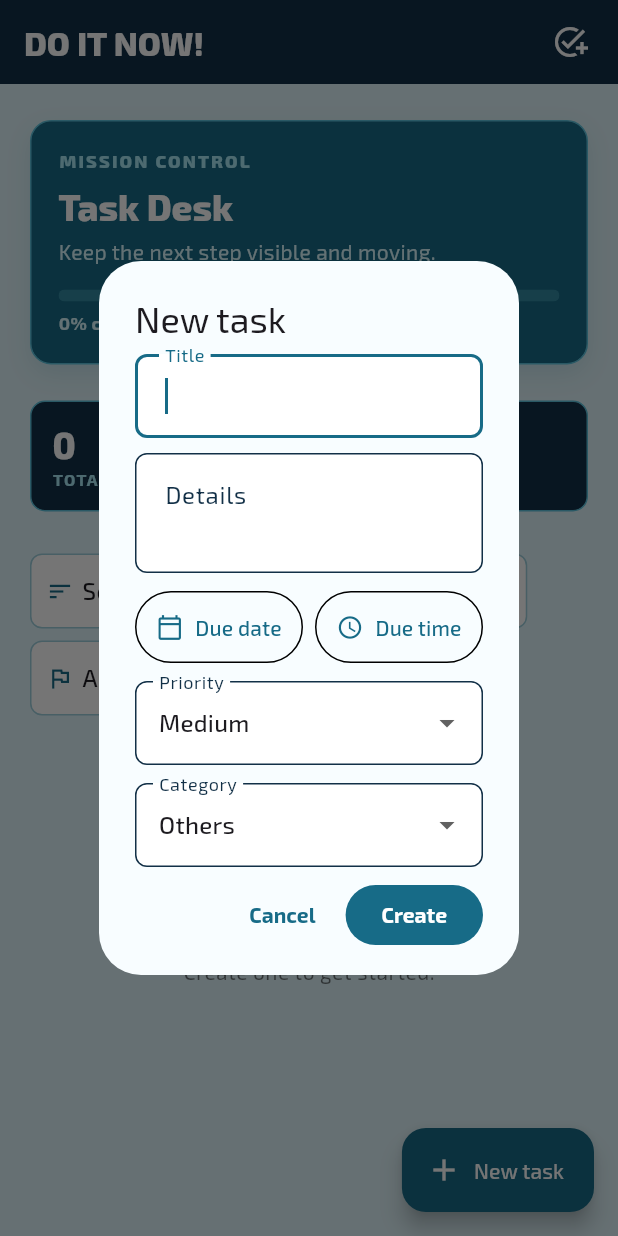
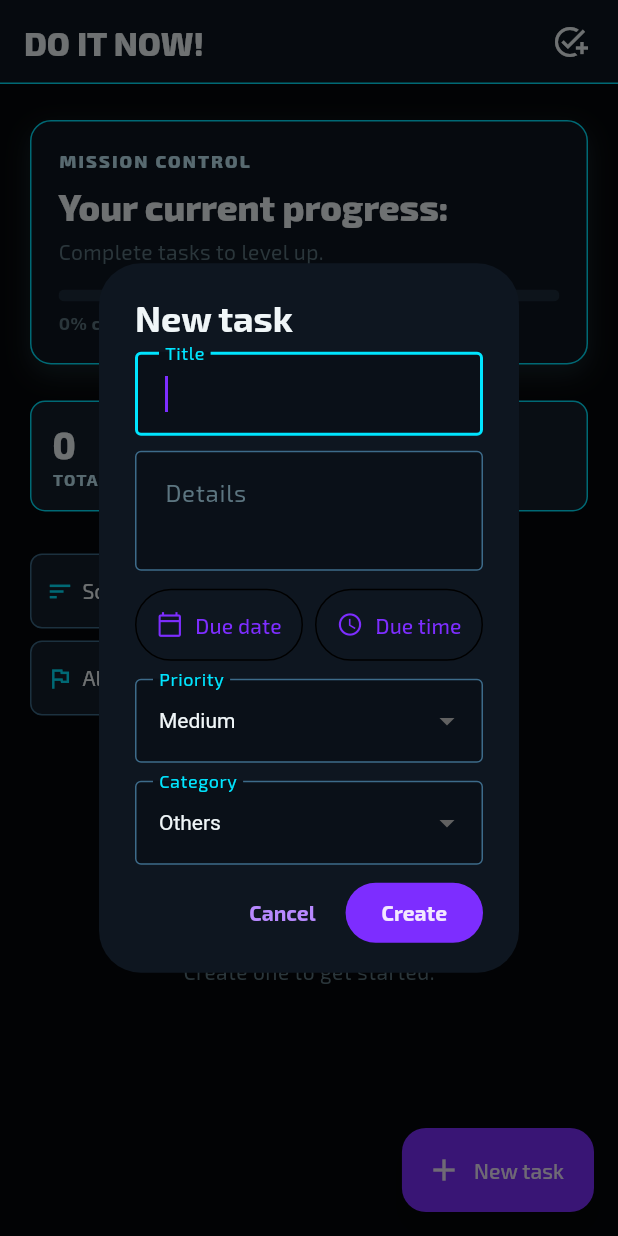
Before and after one commit to eusefkarl/cmsc128-Lab1_CRUD_Blancada, a Flutter app: the TaskHomePage screen opened directly, after a tap on the "add task" icon, on a phone screen of 412 x 824 dp. Run offline on Flutter 3.47's test engine with Material 3 defaults, Android fonts, the phone set to English and light mode, and no system bars; our stand-ins replace cloud_firestore, firebase_auth, firebase_core, google_fonts; accounts and stored records are empty; network calls fail; statements that could not run were skipped.

Commit message:
refactor: ui colors and game status window theme redesign and implementation

```diff
--- a/do_it_now/lib/screens/task_home_page.dart
+++ b/do_it_now/lib/screens/task_home_page.dart
@@ -180,7 +180,7 @@ class _TaskHomePageState extends State<TaskHomePage> {
         title: Text(
           'DO IT NOW!',
           style: GoogleFonts.exo2(
-            color: Colors.white,
+            color: const Color(0xFFF0F6F8),
             fontSize: 22,
             fontWeight: FontWeight.w800,
           ),
@@ -198,8 +198,8 @@ class _TaskHomePageState extends State<TaskHomePage> {
         onPressed: () => _openTaskForm(),
         icon: const Icon(Icons.add),
         label: const Text('New task'),
-        backgroundColor: const Color(0xFF176B87),
-        foregroundColor: Colors.white,
+        backgroundColor: const Color(0xFF7D2DFF),
+        foregroundColor: const Color(0xFFF3E8FF),
       ),
       body: StreamBuilder<List<Task>>(
         stream: _repository.watchTasks(),
@@ -229,9 +229,9 @@ class _TaskHomePageState extends State<TaskHomePage> {
               Container(
                 padding: const EdgeInsets.all(18),
                 decoration: BoxDecoration(
-                  color: const Color(0xFF176B87),
+                  color: const Color(0xFF0E1620),
                   borderRadius: BorderRadius.circular(14),
-                  border: Border.all(color: const Color(0xFF5CC3DD)),
+                  border: Border.all(color: const Color(0xFF00E5FF)),
                   boxShadow: const [
                     BoxShadow(
                       color: Color(0x335A9FB4),
@@ -246,24 +246,24 @@ class _TaskHomePageState extends State<TaskHomePage> {
                     Text(
                       'MISSION CONTROL',
                       style: Theme.of(context).textTheme.labelMedium?.copyWith(
-                        color: const Color(0xFFA8E7F4),
+                        color: const Color(0xFFBFE6F5),
                         fontWeight: FontWeight.w800,
                         letterSpacing: 1.4,
                       ),
                     ),
                     const SizedBox(height: 6),
                     Text(
-                      'Task Desk',
+                      'Your current progress:',
                       style: Theme.of(context).textTheme.headlineSmall
                           ?.copyWith(
-                            color: Colors.white,
+                            color: const Color(0xFFF0F6F8),
                             fontWeight: FontWeight.w800,
                           ),
                     ),
                     const SizedBox(height: 4),
                     const Text(
-                      'Keep the next step visible and moving.',
-                      style: TextStyle(color: Color(0xFFD7F6FC)),
+                      'Complete tasks to level up.',
+                      style: TextStyle(color: Color(0xFF5C7580)),
                     ),
                     const SizedBox(height: 16),
                     ClipRRect(
@@ -271,9 +271,9 @@ class _TaskHomePageState extends State<TaskHomePage> {
                       child: LinearProgressIndicator(
                         value: completionRatio,
                         minHeight: 8,
-                        backgroundColor: const Color(0x556BC5D8),
+                        backgroundColor: const Color(0xFF1C2B3A),
                         valueColor: const AlwaysStoppedAnimation<Color>(
-                          Color(0xFFA8E7F4),
+                          Color(0xFF00E5FF),
                         ),
                       ),
                     ),
@@ -281,7 +281,7 @@ class _TaskHomePageState extends State<TaskHomePage> {
                     Text(
                       '${(completionRatio * 100).round()}% complete',
                       style: const TextStyle(
-                        color: Color(0xFFD7F6FC),
+                        color: Color(0xFF5C7580),
                         fontSize: 12,
                         fontWeight: FontWeight.w700,
                       ),
@@ -312,6 +312,9 @@ class _TaskHomePageState extends State<TaskHomePage> {
                     child: DropdownButtonHideUnderline(
                       child: DropdownButton<TaskSortOption>(
                         value: _sortOption,
+                        style: GoogleFonts.exo2(color: const Color(0xFFF0F6F8)),
+                        dropdownColor: const Color(0xFF0E1620),
+                        iconEnabledColor: const Color(0xFF5C7580),
                         onChanged: (value) {
                           if (value != null) {
                             setState(() => _sortOption = value);
@@ -333,6 +336,9 @@ class _TaskHomePageState extends State<TaskHomePage> {
                     child: DropdownButtonHideUnderline(
                       child: DropdownButton<String>(
                         value: _categoryFilter?.name ?? 'all',
+                        style: GoogleFonts.exo2(color: const Color(0xFFF0F6F8)),
+                        dropdownColor: const Color(0xFF0E1620),
+                        iconEnabledColor: const Color(0xFF5C7580),
                         onChanged: (value) => setState(
                           () =>
                               _categoryFilter = value == null || value == 'all'
@@ -359,6 +365,9 @@ class _TaskHomePageState extends State<TaskHomePage> {
                     child: DropdownButtonHideUnderline(
                       child: DropdownButton<String>(
                         value: _priorityFilter?.name ?? 'all',
+                        style: GoogleFonts.exo2(color: const Color(0xFFF0F6F8)),
+                        dropdownColor: const Color(0xFF0E1620),
+                        iconEnabledColor: const Color(0xFF5C7580),
                         onChanged: (value) => setState(
                           () =>
                               _priorityFilter = value == null || value == 'all'
@@ -412,14 +421,14 @@ class _TaskHomePageState extends State<TaskHomePage> {
       Container(
         padding: const EdgeInsets.only(left: 10, right: 6),
         decoration: BoxDecoration(
-          color: Colors.white,
+          color: const Color(0xFF131E2B),
           borderRadius: BorderRadius.circular(8),
-          border: Border.all(color: const Color(0xFF9CCEDC)),
+          border: Border.all(color: const Color(0xFF3D6B8A)),
         ),
         child: Row(
           mainAxisSize: MainAxisSize.min,
           children: [
-            Icon(icon, size: 18, color: const Color(0xFF176B87)),
+            Icon(icon, size: 18, color: const Color(0xFF00E5FF)),
             const SizedBox(width: 6),
             child,
           ],
--- a/do_it_now/lib/widgets/empty_state.dart
+++ b/do_it_now/lib/widgets/empty_state.dart
@@ -9,16 +9,18 @@ class EmptyState extends StatelessWidget {
       padding: const EdgeInsets.symmetric(vertical: 60),
       child: Column(
         children: [
-          Icon(
-            Icons.inbox_outlined,
-            size: 48,
-            color: Theme.of(context).colorScheme.primary,
+          const Icon(Icons.inbox_outlined, size: 48, color: Color(0xFF00E5FF)),
+          const SizedBox(height: 12),
+          const Text(
+            'No tasks yet',
+            style: TextStyle(
+              color: Color(0xFFF0F6F8),
+              fontWeight: FontWeight.w700,
+            ),
           ),
-          const SizedBox(height: 12),
-          const Text('No tasks yet'),
           const Text(
             'Create one to get started.',
-            style: TextStyle(color: Colors.black54),
+            style: TextStyle(color: Color(0xFF5C7580)),
           ),
         ],
       ),
--- a/do_it_now/lib/widgets/stat.dart
+++ b/do_it_now/lib/widgets/stat.dart
@@ -2,6 +2,7 @@ import 'package:flutter/material.dart';
 
 class Stat extends StatelessWidget {
   const Stat({super.key, required this.label, required this.value});
+
   final String label;
   final String value;
 
@@ -10,22 +11,24 @@ class Stat extends StatelessWidget {
     child: Container(
       padding: const EdgeInsets.symmetric(horizontal: 14, vertical: 12),
       decoration: BoxDecoration(
-        color: const Color(0xFF123047),
+        color: const Color(0xFF131E2B),
         borderRadius: BorderRadius.circular(10),
-        border: Border.all(color: const Color(0xFF5CC3DD)),
+        border: Border.all(color: const Color(0xFF00E5FF)),
       ),
       child: Column(
         crossAxisAlignment: CrossAxisAlignment.start,
         children: [
           Text(
             value,
-            style: Theme.of(context).textTheme.headlineSmall
-                ?.copyWith(color: Colors.white, fontWeight: FontWeight.w800),
+            style: Theme.of(context).textTheme.headlineSmall?.copyWith(
+              color: const Color(0xFFF0F6F8),
+              fontWeight: FontWeight.w800,
+            ),
           ),
           Text(
             label.toUpperCase(),
             style: const TextStyle(
-              color: Color(0xFFA8E7F4),
+              color: Color(0xFFBFE6F5),
               fontSize: 11,
               fontWeight: FontWeight.w700,
               letterSpacing: 0.8,
--- a/do_it_now/lib/widgets/task_form_dialog.dart
+++ b/do_it_now/lib/widgets/task_form_dialog.dart
@@ -80,7 +80,13 @@ class _TaskFormDialogState extends State<TaskFormDialog> {
       titlePadding: const EdgeInsets.fromLTRB(24, 22, 24, 8),
       contentPadding: const EdgeInsets.fromLTRB(24, 0, 24, 8),
       actionsPadding: const EdgeInsets.fromLTRB(16, 0, 24, 16),
-      title: Text(isEditing ? 'Edit task' : 'New task'),
+      title: Text(
+        isEditing ? 'Edit task' : 'New task',
+        style: const TextStyle(
+          color: Color(0xFFF0F6F8),
+          fontWeight: FontWeight.w700,
+        ),
+      ),
       content: SingleChildScrollView(
         child: Column(
           mainAxisSize: MainAxisSize.min,
@@ -89,6 +95,7 @@ class _TaskFormDialogState extends State<TaskFormDialog> {
             TextField(
               controller: _titleController,
               autofocus: true,
+              style: const TextStyle(color: Color(0xFFF0F6F8)),
               decoration: const InputDecoration(
                 labelText: 'Title',
                 contentPadding: EdgeInsets.fromLTRB(16, 16, 16, 16),
@@ -98,6 +105,7 @@ class _TaskFormDialogState extends State<TaskFormDialog> {
             TextField(
               controller: _detailsController,
               maxLines: 2,
+              style: const TextStyle(color: Color(0xFFF0F6F8)),
               decoration: const InputDecoration(
                 labelText: 'Details',
                 alignLabelWithHint: true,
@@ -138,6 +146,7 @@ class _TaskFormDialogState extends State<TaskFormDialog> {
             DropdownButtonFormField<TaskPriority>(
               initialValue: _priority,
               isExpanded: true,
+              style: const TextStyle(color: Color(0xFFF0F6F8)),
               decoration: const InputDecoration(labelText: 'Priority'),
               items: TaskPriority.values
                   .map(
@@ -158,6 +167,7 @@ class _TaskFormDialogState extends State<TaskFormDialog> {
             DropdownButtonFormField<TaskCategory>(
               initialValue: _category,
               isExpanded: true,
+              style: const TextStyle(color: Color(0xFFF0F6F8)),
               decoration: const InputDecoration(labelText: 'Category'),
               items: TaskCategory.values
                   .map(
```
Also changed, not shown: do_it_now/lib/main.dart (+41 -22 lines), do_it_now/lib/widgets/task_tile.dart (+11 -13 lines).
